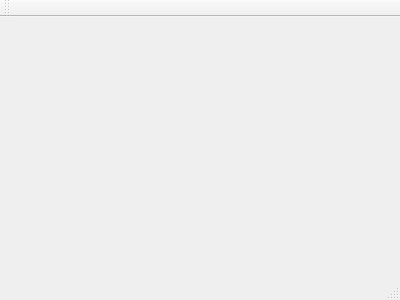
Before: the Qt Designer form Interface/Mp3Player/mainwindow.ui in shuanglengyunji/Mp3Player, drawn with Qt 5.
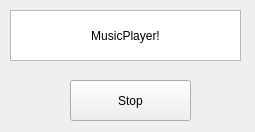
After: the same form once the commit is applied.

Commit message: remove the Max,Min and close botton. Close the app by click stop.

Diff of the .ui file:
```diff
--- a/Interface/Mp3Player/mainwindow.ui
+++ b/Interface/Mp3Player/mainwindow.ui
@@ -1,24 +1,52 @@
 <ui version="4.0">
  <class>MainWindow</class>
- <widget class="QMainWindow" name="MainWindow" >
-  <property name="geometry" >
+ <widget class="QMainWindow" name="MainWindow">
+  <property name="geometry">
    <rect>
     <x>0</x>
     <y>0</y>
-    <width>400</width>
-    <height>300</height>
+    <width>255</width>
+    <height>132</height>
    </rect>
   </property>
   <property name="windowTitle" >
    <string>MainWindow</string>
   </property>
-  <widget class="QMenuBar" name="menuBar" />
-  <widget class="QToolBar" name="mainToolBar" />
-  <widget class="QWidget" name="centralWidget" />
-  <widget class="QStatusBar" name="statusBar" />
+  <widget class="QWidget" name="centralWidget">
+   <widget class="QPushButton" name="pushButton">
+    <property name="geometry">
+     <rect>
+      <x>70</x>
+      <y>80</y>
+      <width>121</width>
+      <height>41</height>
+     </rect>
+    </property>
+    <property name="text">
+     <string>Stop</string>
+    </property>
+   </widget>
+   <widget class="QTextBrowser" name="Text">
+    <property name="geometry">
+     <rect>
+      <x>10</x>
+      <y>10</y>
+      <width>231</width>
+      <height>51</height>
+     </rect>
+    </property>
+    <property name="html">
+     <string>&lt;!DOCTYPE HTML PUBLIC &quot;-//W3C//DTD HTML 4.0//EN&quot; &quot;http://www.w3.org/TR/REC-html40/strict.dtd&quot;&gt;
+&lt;html&gt;&lt;head&gt;&lt;meta name=&quot;qrichtext&quot; content=&quot;1&quot; /&gt;&lt;style type=&quot;text/css&quot;&gt;
+p, li { white-space: pre-wrap; }
+&lt;/style&gt;&lt;/head&gt;&lt;body style=&quot; font-family:'SimSun'; font-size:9pt; font-weight:400; font-style:normal;&quot;&gt;
+&lt;p align=&quot;center&quot; style=&quot;-qt-paragraph-type:empty; margin-top:0px; margin-bottom:0px; margin-left:0px; margin-right:0px; -qt-block-indent:0; text-indent:0px;&quot;&gt;&lt;br /&gt;&lt;/p&gt;
+&lt;p align=&quot;center&quot; style=&quot; margin-top:0px; margin-bottom:0px; margin-left:0px; margin-right:0px; -qt-block-indent:0; text-indent:0px;&quot;&gt;MusicPlayer!&lt;/p&gt;&lt;/body&gt;&lt;/html&gt;</string>
+    </property>
+   </widget>
+  </widget>
  </widget>
- <layoutDefault spacing="6" margin="11" />
- <pixmapfunction></pixmapfunction>
+ <layoutdefault spacing="6" margin="11"/>
  <resources/>
  <connections/>
 </ui>
```
Left out of the diff: 5 changed lines with no effect on the pictures. The commit also changes 3 other files.
